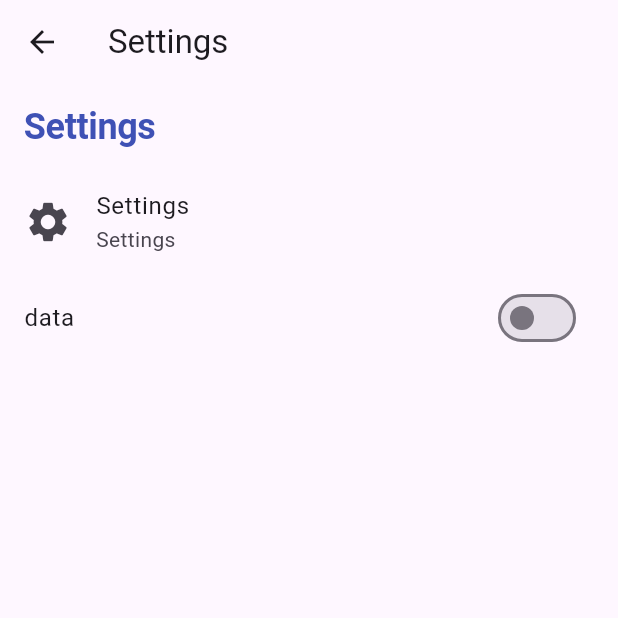
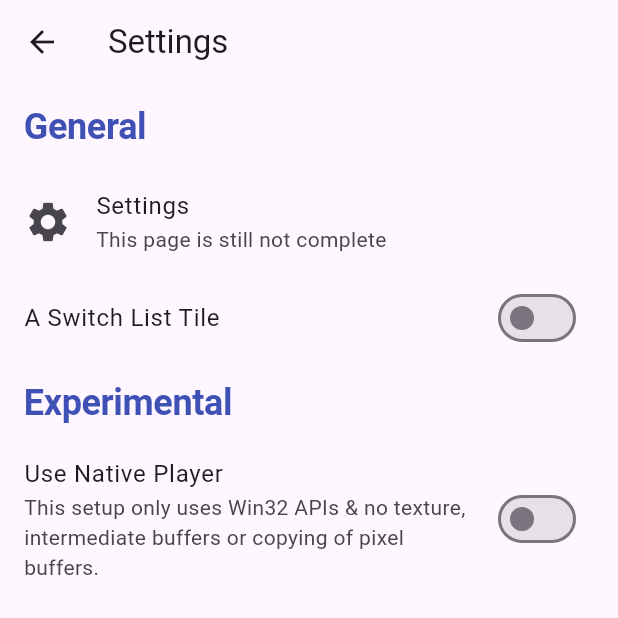
Before and after one commit to Xmarmalade/ice_live_viewer, a Flutter app: the SettingsPage screen opened directly, on a phone screen of 412 x 824 dp, the top half of it. Run offline on Flutter 3.47's test engine with Material 2 defaults, Android fonts, the phone set to English and light mode, and no system bars; our stand-ins replace shared_preferences; missing offline and left inert: dart_vlc; accounts and stored records are empty.

Commit message:
Update UI

```diff
--- a/lib/main.dart
+++ b/lib/main.dart
@@ -1,10 +1,10 @@
+import 'package:dart_vlc/dart_vlc.dart';
 import 'package:flutter/material.dart';
-import 'package:dart_vlc/dart_vlc.dart';
 import 'package:ice_live_viewer/pages/home.dart';
 import 'package:ice_live_viewer/utils/theme.dart';
 
 void main() {
-  DartVLC.initialize(useFlutterNativeView: true);
+  DartVLC.initialize(useFlutterNativeView: false);
   runApp(const MyApp());
 }
 
--- a/lib/pages/settings.dart
+++ b/lib/pages/settings.dart
@@ -17,21 +17,31 @@ class SettingsPage extends StatelessWidget {
       ),
       body: Column(
         children: <Widget>[
-          ListTile(
-            title:
-                Text('Settings', style: Theme.of(context).textTheme.headline1),
+          const SectionTitle(
+            title: 'General',
           ),
           ListTile(
             title: const Text('Settings'),
-            subtitle: const Text('Settings'),
+            subtitle: const Text('This page is still not complete'),
             leading: const Icon(
               Icons.settings,
               size: 32,
             ),
             onTap: () {},
           ),
-          SwitchListTile.adaptive(
-              title: Text('data'),
+          SwitchListTile(
+              title: const Text('A Switch List Tile'),
+              value: false,
+              onChanged: (value) {
+                value = true;
+              }),
+          const SectionTitle(
+            title: 'Experimental',
+          ),
+          SwitchListTile(
+              title: const Text('Use Native Player'),
+              subtitle: const Text(
+                  'This setup only uses Win32 APIs & no texture, intermediate buffers or copying of pixel buffers.'),
               value: false,
               onChanged: (value) {
                 value = true;
@@ -41,3 +51,17 @@ class SettingsPage extends StatelessWidget {
     );
   }
 }
+
+class SectionTitle extends StatelessWidget {
+  const SectionTitle({
+    required this.title,
+    Key? key,
+  }) : super(key: key);
+  final String title;
+  @override
+  Widget build(BuildContext context) {
+    return ListTile(
+      title: Text(title, style: Theme.of(context).textTheme.headline1),
+    );
+  }
+}
--- a/lib/widgets/huyadanmakulistview.dart
+++ b/lib/widgets/huyadanmaku.dart
@@ -1,9 +1,8 @@
 import 'dart:async';
 import 'dart:typed_data';
-
 import 'package:flutter/material.dart';
+import 'package:ice_live_viewer/utils/tarscodec.dart';
 import 'package:web_socket_channel/io.dart';
-import '../utils/tarscodec.dart';
 
 class HuyaDanmakuListView extends StatefulWidget {
   const HuyaDanmakuListView({Key? key, required this.danmakuId})
--- a/pubspec.yaml
+++ b/pubspec.yaml
@@ -31,8 +31,8 @@ dependencies:
     sdk: flutter
   html: ^0.15.0
   http: ^0.13.4
-  shared_preferences: ^2.0.13
-  dart_vlc: ^0.2.0
+  shared_preferences: ^2.0.15
+  dart_vlc: ^0.3.0
   web_socket_channel: ^2.2.0
   # The following adds the Cupertino Icons font to your application.
   # Use with the CupertinoIcons class for iOS style icons.
@@ -64,6 +64,8 @@ flutter:
   # assets:
   #   - images/a_dot_burr.jpeg
   #   - images/a_dot_ham.jpeg
+  assets:
+    - assets/icon.png
 
   # An image asset can refer to one or more resolution-specific "variants", see
   # https://flutter.dev/assets-and-images/#resolution-aware.
```
Also changed, not shown: lib/pages/home.dart (+42 -13 lines), lib/pages/play.dart (+13 -14 lines), lib/widgets/about.dart (+5 -4 lines), assets/icon.png (added), lib/utils/linkparser.dart (added), 1 other file.
